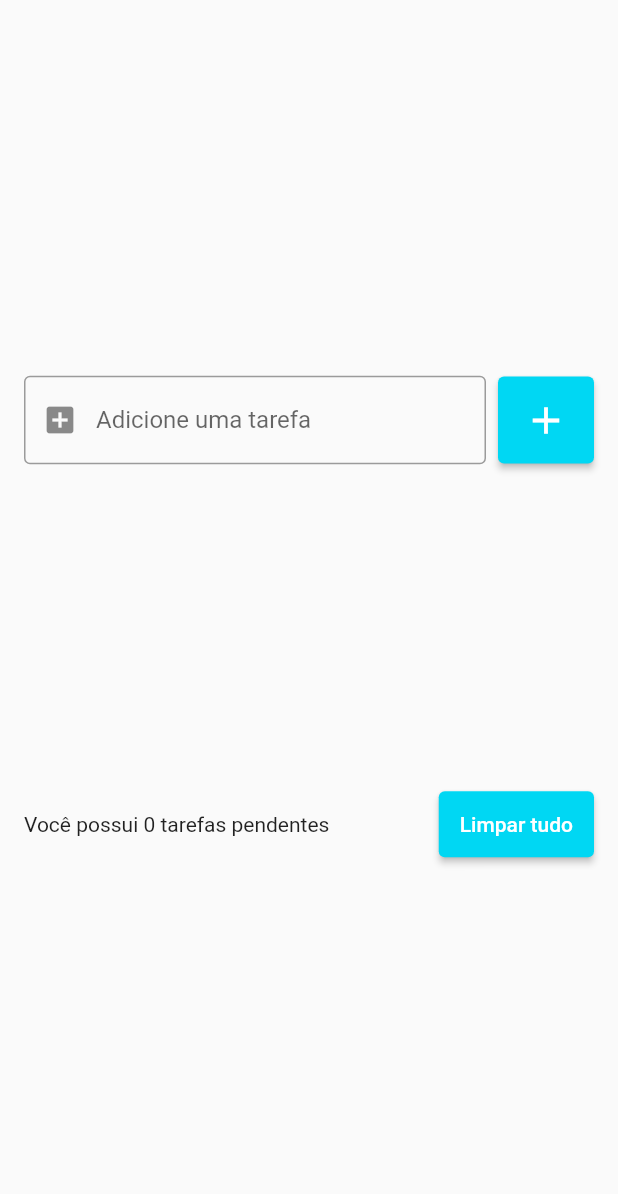
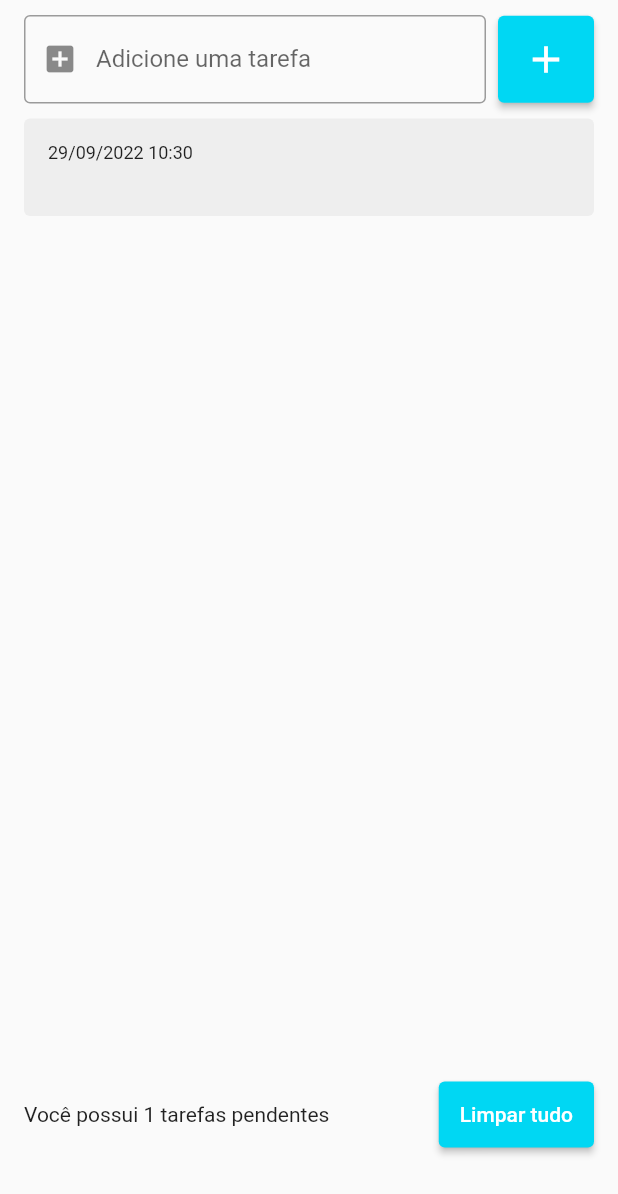
Before and after one commit to Matheuscp1/todo_list, a Flutter app: the screen it shows after launch, after a tap on the "add" icon, on a phone screen of 412 x 824 dp. Shown: the top 1194 px of the screen. Run offline on Flutter 3.47's test engine with Material 2 defaults, Android fonts, the phone set to English and light mode, and no system bars.

Commit message:
feat: add todo list

```diff
--- /dev/null
+++ b/lib/model/Todo.dart
@@ -0,0 +1,7 @@
+// ignore_for_file: empty_constructor_bodies
+
+class Todo {
+  Todo({required this.title}) {}
+  String title;
+  DateTime dateTime = DateTime.now();
+}
--- a/lib/pages/todo_list_page.dart
+++ b/lib/pages/todo_list_page.dart
@@ -1,4 +1,6 @@
 import 'package:flutter/material.dart';
+import 'package:todo_list/model/Todo.dart';
+import 'package:todo_list/widgets/todo_list_item.dart';
 
 class TodoListPage extends StatefulWidget {
   TodoListPage({Key? key}) : super(key: key);
@@ -10,14 +12,16 @@ class TodoListPage extends StatefulWidget {
 class _TodoListPageState extends State<TodoListPage> {
   final TextEditingController _addController = TextEditingController();
 
-  List<String> todo = [];
+  List<Todo> todo = [];
 
   @override
   Widget build(BuildContext context) {
     return Scaffold(
-      body: Center(
+      body: SafeArea(
+        child: SingleChildScrollView(
+          child: Center(
               child: Padding(
-        padding: const EdgeInsets.symmetric(horizontal: 16),
+            padding: const EdgeInsets.symmetric(horizontal: 16, vertical: 10),
             child: Column(mainAxisSize: MainAxisSize.min, children: [
               Row(children: [
                 Expanded(
@@ -32,8 +36,8 @@ class _TodoListPageState extends State<TodoListPage> {
                               BorderSide(color: Color(0xff00d7f3), width: 2.0),
                         ),
                         border: OutlineInputBorder(
-                        borderSide:
-                            BorderSide(width: 10, color: Color(0xff00d7f3))),
+                            borderSide: BorderSide(
+                                width: 10, color: Color(0xff00d7f3))),
                         labelText: "Adicione uma tarefa",
                         hintText: "Todo"),
                   ),
@@ -44,34 +48,36 @@ class _TodoListPageState extends State<TodoListPage> {
                 ElevatedButton(
                   onPressed: () {
                     String text = _addController.text;
+                    Todo todoItem = Todo(title: text);
                     print(todo);
                     setState(() {
-                  todo.add(text);
+                      todo.add(todoItem);
                     });
                   },
                   style: ElevatedButton.styleFrom(
                       backgroundColor: Color(0xff00d7f3),
                       padding: EdgeInsets.all(14)),
                   child: Icon(Icons.add, size: 30),
-            )
+                ),
               ]),
               SizedBox(
-            height: 16,
+                height: 5,
               ),
               SizedBox(
-            height: 200,
+                height: 640,
                 child: ListView.builder(
-                shrinkWrap: true,
                     itemCount: todo.length,
-                itemBuilder: (context, index) => ListTile(
-                      title: Text(todo[index]),
-                      style: ListTileStyle.list,
-                      onTap: (() => print(todo[index])),
-                    )),
+                    itemBuilder: (context, index) =>
+                        TodoListItem(todo: todo[(todo.length - 1) - index])),
+              ),
+              SizedBox(
+                height: 5,
               ),
               Row(
                 children: [
-              Expanded(child: Text('Você possui 0 tarefas pendentes')),
+                  Expanded(
+                      child:
+                          Text('Você possui ${todo.length} tarefas pendentes')),
                   SizedBox(
                     width: 8,
                   ),
@@ -85,6 +91,8 @@ class _TodoListPageState extends State<TodoListPage> {
               )
             ]),
           )),
+        ),
+      ),
     );
   }
 }
--- /dev/null
+++ b/lib/widgets/todo_list_item.dart
@@ -0,0 +1,27 @@
+import 'package:flutter/material.dart';
+import 'package:intl/intl.dart';
+import 'package:todo_list/model/Todo.dart';
+
+class TodoListItem extends StatelessWidget {
+  const TodoListItem({Key? key, required this.todo}) : super(key: key);
+  final Todo todo;
+  @override
+  Widget build(BuildContext context) {
+    return Container(
+      decoration: BoxDecoration(
+          borderRadius: BorderRadius.circular(4), color: Colors.grey[200]),
+      margin: const EdgeInsets.symmetric(vertical: 5),
+      padding: const EdgeInsets.all(16),
+      child: Column(crossAxisAlignment: CrossAxisAlignment.start, children: [
+        Text(
+          DateFormat('dd/MM/yyyy HH:mm').format(todo.dateTime),
+          style: TextStyle(fontSize: 12),
+        ),
+        Text(
+          todo.title,
+          style: TextStyle(fontSize: 16, fontWeight: FontWeight.w600),
+        )
+      ]),
+    );
+  }
+}
--- a/pubspec.yaml
+++ b/pubspec.yaml
@@ -35,6 +35,7 @@ dependencies:
 
   # The following adds the Cupertino Icons font to your application.
   # Use with the CupertinoIcons class for iOS style icons.
+  intl:
   cupertino_icons: ^1.0.2
 
 dev_dependencies:
```
Also changed, not shown: pubspec.lock. Lines whose indentation alone changed are shown as unchanged.
